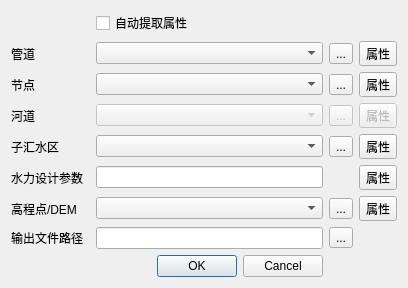
Before: the Qt Designer form rs_designer/ui/rs_hydraul_dialog.ui in Zhiyu014/RS_designer, drawn with Qt 5.
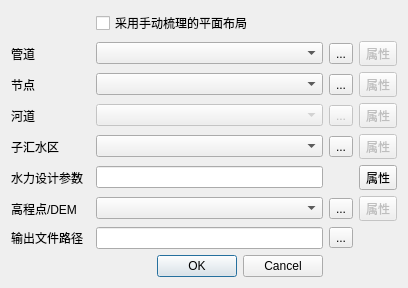
After: the same form once the commit is applied.

Patch:
```diff
--- a/rs_designer/ui/rs_hydraul_dialog.ui
+++ b/rs_designer/ui/rs_hydraul_dialog.ui
@@ -20,7 +20,7 @@
    <item row="13" column="4">
     <widget class="QToolButton" name="inputButton4_2">
      <property name="enabled">
-      <bool>true</bool>
+      <bool>false</bool>
      </property>
      <property name="text">
       <string>属性</string>
@@ -50,6 +50,9 @@
    </item>
    <item row="6" column="4">
     <widget class="QToolButton" name="inputButton5_2">
+     <property name="enabled">
+      <bool>false</bool>
+     </property>
      <property name="text">
       <string>属性</string>
      </property>
@@ -60,6 +63,9 @@
    </item>
    <item row="2" column="4">
     <widget class="QToolButton" name="inputButton_2">
+     <property name="enabled">
+      <bool>false</bool>
+     </property>
      <property name="text">
       <string>属性</string>
      </property>
@@ -98,6 +104,9 @@
    </item>
    <item row="1" column="4">
     <widget class="QToolButton" name="inputButton2_2">
+     <property name="enabled">
+      <bool>false</bool>
+     </property>
      <property name="text">
       <string>属性</string>
      </property>
@@ -194,7 +203,7 @@
    <item row="0" column="2">
     <widget class="QCheckBox" name="checkBox">
      <property name="text">
-      <string>自动提取属性</string>
+      <string>采用手动梳理的平面布局</string>
      </property>
     </widget>
    </item>
```
